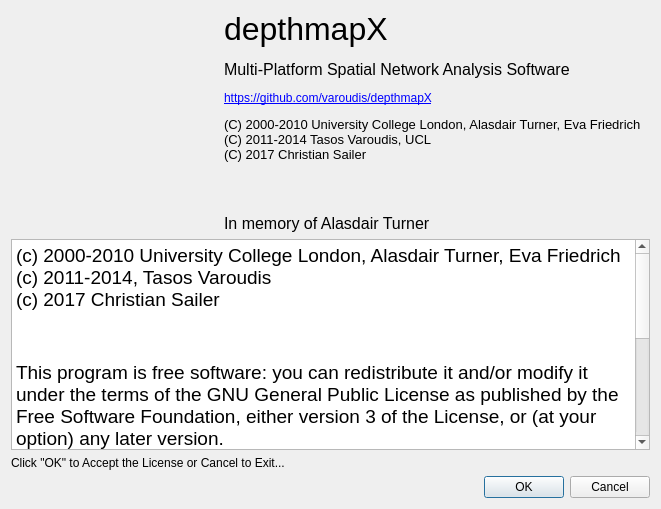
varoudis/depthmapX, file depthmapX/UI/licenseagreement.ui: the form before one commit.
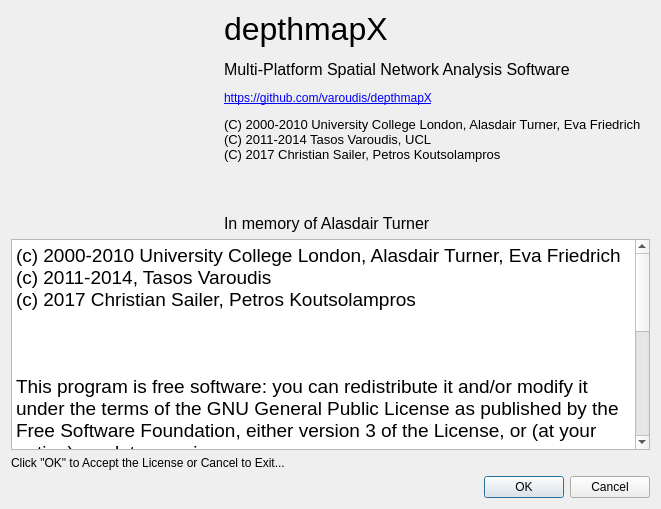
The form after the commit. Icons and pictures are not drawn.

Commit message: Update contributor information

Patch:
```diff
--- a/depthmapX/UI/licenseagreement.ui
+++ b/depthmapX/UI/licenseagreement.ui
@@ -34,7 +34,7 @@
           </size>
          </property>
          <property name="text">
-          <string>&lt;html&gt;&lt;head/&gt;&lt;body&gt;&lt;p&gt;&lt;span style=&quot; font-size:24pt;&quot;&gt;depthmapX&lt;/span&gt;&lt;/p&gt;&lt;p&gt;&lt;span style=&quot; font-size:12pt;&quot;&gt;Multi-Platform Spatial Network Analysis Software&lt;/span&gt;&lt;/p&gt;&lt;p&gt;&lt;a href=&quot;https://github.com/varoudis/depthmapX&quot;&gt;&lt;span style=&quot; text-decoration: underline; color:#0000ff;&quot;&gt;https://github.com/varoudis/depthmapX&lt;/span&gt;&lt;/a&gt;&lt;/p&gt;&lt;p&gt;&lt;span style=&quot; font-size:10pt;&quot;&gt;(C) 2000-2010 University College London, Alasdair Turner, Eva Friedrich&lt;br/&gt;(C) 2011-2014 Tasos Varoudis, UCL&lt;br/&gt;(C) 2017 Christian Sailer&lt;/span&gt;&lt;/p&gt;&lt;p&gt;&lt;br/&gt;&lt;/p&gt;&lt;p&gt;&lt;span style=&quot; font-size:12pt;&quot;&gt;In memory of Alasdair Turner &lt;/span&gt;&lt;/p&gt;&lt;/body&gt;&lt;/html&gt;</string>
+          <string>&lt;html&gt;&lt;head/&gt;&lt;body&gt;&lt;p&gt;&lt;span style=&quot; font-size:24pt;&quot;&gt;depthmapX&lt;/span&gt;&lt;/p&gt;&lt;p&gt;&lt;span style=&quot; font-size:12pt;&quot;&gt;Multi-Platform Spatial Network Analysis Software&lt;/span&gt;&lt;/p&gt;&lt;p&gt;&lt;a href=&quot;https://github.com/varoudis/depthmapX&quot;&gt;&lt;span style=&quot; text-decoration: underline; color:#0000ff;&quot;&gt;https://github.com/varoudis/depthmapX&lt;/span&gt;&lt;/a&gt;&lt;/p&gt;&lt;p&gt;&lt;span style=&quot; font-size:10pt;&quot;&gt;(C) 2000-2010 University College London, Alasdair Turner, Eva Friedrich&lt;br/&gt;(C) 2011-2014 Tasos Varoudis, UCL&lt;br/&gt;(C) 2017 Christian Sailer, Petros Koutsolampros&lt;/span&gt;&lt;/p&gt;&lt;p&gt;&lt;br/&gt;&lt;/p&gt;&lt;p&gt;&lt;span style=&quot; font-size:12pt;&quot;&gt;In memory of Alasdair Turner &lt;/span&gt;&lt;/p&gt;&lt;/body&gt;&lt;/html&gt;</string>
          </property>
         </widget>
        </item>
@@ -46,13 +46,13 @@
         <string>&lt;!DOCTYPE HTML PUBLIC &quot;-//W3C//DTD HTML 4.0//EN&quot; &quot;http://www.w3.org/TR/REC-html40/strict.dtd&quot;&gt;
 &lt;html&gt;&lt;head&gt;&lt;meta name=&quot;qrichtext&quot; content=&quot;1&quot; /&gt;&lt;style type=&quot;text/css&quot;&gt;
 p, li { white-space: pre-wrap; }
-&lt;/style&gt;&lt;/head&gt;&lt;body style=&quot; font-family:'MS Shell Dlg 2'; font-size:8.25pt; font-weight:400; font-style:normal;&quot;&gt;
-&lt;p style=&quot; margin-top:12px; margin-bottom:0px; margin-left:0px; margin-right:0px; -qt-block-indent:0; text-indent:0px;&quot;&gt;&lt;span style=&quot; font-family:'Courier New,courier'; font-size:14pt; color:#000000;&quot;&gt;(c) 2000-2010 University College London, Alasdair Turner, Eva Friedrich&lt;br /&gt;(c) 2011-2014, Tasos Varoudis&lt;br /&gt;(c) 2017 Christian Sailer&lt;/span&gt;&lt;/p&gt;
-&lt;p style=&quot; margin-top:12px; margin-bottom:12px; margin-left:0px; margin-right:0px; -qt-block-indent:0; text-indent:0px;&quot;&gt;&lt;br /&gt;&lt;/p&gt;
+&lt;/style&gt;&lt;/head&gt;&lt;body style=&quot; font-family:'.SF NS Text'; font-size:13pt; font-weight:400; font-style:normal;&quot;&gt;
+&lt;p style=&quot; margin-top:12px; margin-bottom:0px; margin-left:0px; margin-right:0px; -qt-block-indent:0; text-indent:0px;&quot;&gt;&lt;span style=&quot; font-family:'Courier New,courier'; font-size:14pt; color:#000000;&quot;&gt;(c) 2000-2010 University College London, Alasdair Turner, Eva Friedrich&lt;br /&gt;(c) 2011-2014, Tasos Varoudis&lt;br /&gt;(c) 2017 Christian Sailer, Petros Koutsolampros&lt;/span&gt;&lt;/p&gt;
+&lt;p style=&quot; margin-top:12px; margin-bottom:12px; margin-left:0px; margin-right:0px; -qt-block-indent:0; text-indent:0px;&quot;&gt;&lt;span style=&quot; font-family:'MS Shell Dlg 2'; font-size:8.25pt;&quot;&gt;&lt;br /&gt;&lt;/span&gt;&lt;/p&gt;
 &lt;p style=&quot; margin-top:12px; margin-bottom:12px; margin-left:0px; margin-right:0px; -qt-block-indent:0; text-indent:0px;&quot;&gt;&lt;span style=&quot; font-family:'Courier New,courier'; font-size:14pt; color:#000000;&quot;&gt;This program is free software: you can redistribute it and/or modify it under the terms of the GNU General Public License as published by the Free Software Foundation, either version 3 of the License, or (at your option) any later version.&lt;/span&gt;&lt;/p&gt;
-&lt;p style=&quot; margin-top:12px; margin-bottom:12px; margin-left:0px; margin-right:0px; -qt-block-indent:0; text-indent:0px;&quot;&gt;&lt;br /&gt;&lt;/p&gt;
+&lt;p style=&quot; margin-top:12px; margin-bottom:12px; margin-left:0px; margin-right:0px; -qt-block-indent:0; text-indent:0px;&quot;&gt;&lt;span style=&quot; font-family:'MS Shell Dlg 2'; font-size:8.25pt;&quot;&gt;&lt;br /&gt;&lt;/span&gt;&lt;/p&gt;
 &lt;p style=&quot; margin-top:12px; margin-bottom:12px; margin-left:0px; margin-right:0px; -qt-block-indent:0; text-indent:0px;&quot;&gt;&lt;span style=&quot; font-family:'Courier New,courier'; font-size:14pt; color:#000000;&quot;&gt;This program is distributed in the hope that it will be useful, but WITHOUT ANY WARRANTY; without even the implied warranty of MERCHANTABILITY or FITNESS FOR A PARTICULAR PURPOSE. See the GNU General Public License for more details.&lt;/span&gt;&lt;/p&gt;
-&lt;p style=&quot; margin-top:12px; margin-bottom:12px; margin-left:0px; margin-right:0px; -qt-block-indent:0; text-indent:0px;&quot;&gt;&lt;br /&gt;&lt;/p&gt;
+&lt;p style=&quot; margin-top:12px; margin-bottom:12px; margin-left:0px; margin-right:0px; -qt-block-indent:0; text-indent:0px;&quot;&gt;&lt;span style=&quot; font-family:'MS Shell Dlg 2'; font-size:8.25pt;&quot;&gt;&lt;br /&gt;&lt;/span&gt;&lt;/p&gt;
 &lt;p style=&quot; margin-top:12px; margin-bottom:12px; margin-left:0px; margin-right:0px; -qt-block-indent:0; text-indent:0px;&quot;&gt;&lt;span style=&quot; font-family:'Courier New,courier'; font-size:14pt; color:#000000;&quot;&gt;You should have received a copy of the GNU General Public License along with this program. If not, see &amp;lt;http://www.gnu.org/licenses/&amp;gt;.&lt;/span&gt;&lt;/p&gt;&lt;/body&gt;&lt;/html&gt;</string>
        </property>
       </widget>
```
The commit also changes 1 other file.
